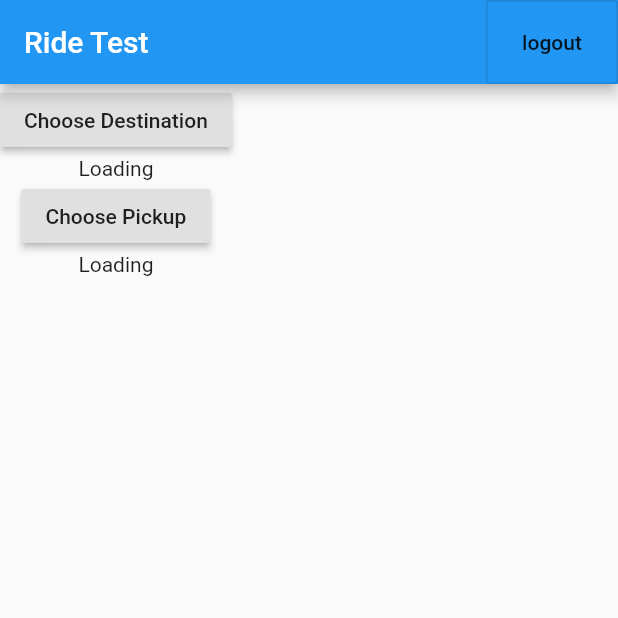
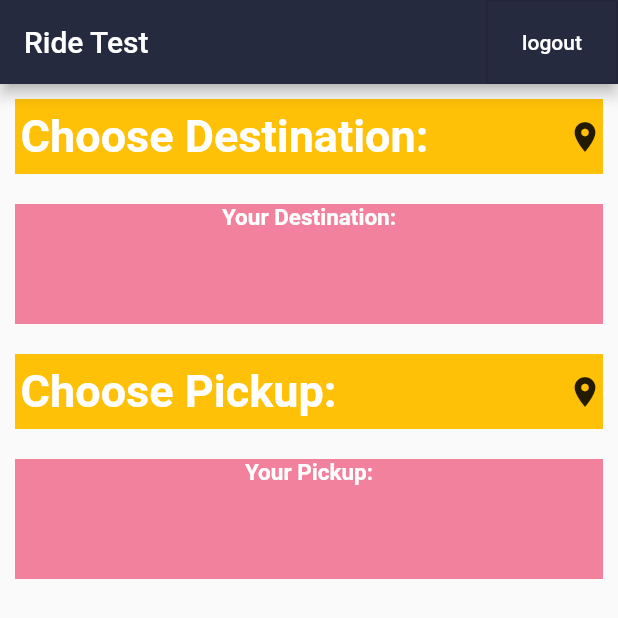
Before and after one commit to iamirzashowvik/rideTest, a Flutter app: the screen it shows after launch, on a phone screen of 412 x 824 dp. Shown: the top 618 px of the screen. Run offline on Flutter 3.47's test engine with Material 2 defaults, Android fonts, the phone set to English and light mode, and no system bars; our stand-ins replace cloud_firestore, firebase_auth, flutter_spinkit, google_maps_flutter, google_sign_in; missing offline and left inert: ansicolor, flutter_facebook_login, google_map_location_picker; accounts and stored records are empty; statements that could not run were skipped.

Commit message:
updated ui & fix potrait

```diff
--- a/lib/homepage.dart
+++ b/lib/homepage.dart
@@ -1,6 +1,6 @@
 import 'package:firebase_auth/firebase_auth.dart';
+import 'package:flutter/cupertino.dart';
 import 'package:flutter/material.dart';
-
 import 'package:google_map_location_picker/google_map_location_picker.dart';
 import 'package:ansicolor/ansicolor.dart';
 import 'package:google_maps_flutter/google_maps_flutter.dart';
@@ -20,13 +20,19 @@ class _HomepageState extends State<Homepage> {
   @override
   Widget build(BuildContext context) {
     AnsiPen pen = new AnsiPen()..red(bold: true);
-    return Scaffold(
+    return SafeArea(
+      child: Scaffold(
         appBar: AppBar(
+          backgroundColor: Color(0xFF252A3E),
           title: Text('Ride Test'),
           actions: <Widget>[
             OutlineButton(
-              color: Colors.red,
-              child: Text('logout'),
+                child: Text(
+                  'logout',
+                  style: TextStyle(
+                    color: Colors.white,
+                  ),
+                ),
                 onPressed: () async {
                   await FirebaseAuth.instance.signOut();
                   Navigator.pushNamed(context, 'login');
@@ -34,9 +40,10 @@ class _HomepageState extends State<Homepage> {
           ],
         ),
         body: Column(
+          crossAxisAlignment: CrossAxisAlignment.stretch,
           children: <Widget>[
-          RaisedButton(
-            onPressed: () async {
+            GestureDetector(
+              onTap: () async {
                 LocationResult result = await showLocationPicker(
                   context,
                   'AIzaSyCQ1aK9rg9URNvFWIe0wlZlko1C52uTexs',
@@ -44,38 +51,123 @@ class _HomepageState extends State<Homepage> {
                   automaticallyAnimateToCurrentLocation: false,
 //                      mapStylePath: 'assets/mapStyle.json',
                   myLocationButtonEnabled: true,
-                layersButtonEnabled: true,
+                  layersButtonEnabled: false,
 //                      resultCardAlignment: Alignment.bottomCenter,
                 );
 
                 setState(() => _pickedLocation1 = result);
               },
-            child: Text('Choose Destination'),
+              child: Container(
+                margin: EdgeInsets.all(10),
+                height: 50,
+                color: Colors.amber,
+                child: Row(
+                  mainAxisAlignment: MainAxisAlignment.spaceBetween,
+                  children: <Widget>[
+                    Text(
+                      'Choose Destination: ',
+                      style: TextStyle(
+                        color: Colors.white,
+                        fontSize: 30,
+                        fontWeight: FontWeight.bold,
                       ),
-          _pickedLocation1 != null
-              ? Text('Your Destination: ${_pickedLocation1.address}')
-              : Text("Loading"),
-          RaisedButton(
-            onPressed: () async {
+                      textAlign: TextAlign.center,
+                    ),
+                    Icon(
+                      Icons.location_on,
+                    )
+                  ],
+                ),
+              ),
+            ),
+            Container(
+              margin: EdgeInsets.all(10),
+              height: 80,
+              color: Color(0xFFF2819D),
+              child: _pickedLocation1 != null
+                  ? Text(
+                      'Your Destination: ${_pickedLocation1.address}',
+                      style: TextStyle(
+                        color: Colors.white,
+                        fontSize: 15,
+                        fontWeight: FontWeight.bold,
+                      ),
+                      textAlign: TextAlign.center,
+                    )
+                  : Text(
+                      'Your Destination: ',
+                      style: TextStyle(
+                        color: Colors.white,
+                        fontSize: 15,
+                        fontWeight: FontWeight.bold,
+                      ),
+                      textAlign: TextAlign.center,
+                    ),
+            ),
+            GestureDetector(
+              onTap: () async {
                 LocationResult result = await showLocationPicker(
                   context,
                   'AIzaSyCQ1aK9rg9URNvFWIe0wlZlko1C52uTexs',
-                initialCenter: LatLng(31.1975844, 29.9598339),
-//                      automaticallyAnimateToCurrentLocation: true,
+                  initialCenter: LatLng(23.738315, 90.396044),
+                  automaticallyAnimateToCurrentLocation: true,
 //                      mapStylePath: 'assets/mapStyle.json',
                   myLocationButtonEnabled: true,
-                layersButtonEnabled: true,
+                  layersButtonEnabled: false,
 //                      resultCardAlignment: Alignment.bottomCenter,
                 );
 
                 setState(() => _pickedLocation2 = result);
               },
-            child: Text('Choose Pickup'),
+              child: Container(
+                margin: EdgeInsets.all(10),
+                height: 50,
+                color: Colors.amber,
+                child: Row(
+                  mainAxisAlignment: MainAxisAlignment.spaceBetween,
+                  children: <Widget>[
+                    Text(
+                      'Choose Pickup: ',
+                      style: TextStyle(
+                        color: Colors.white,
+                        fontSize: 30,
+                        fontWeight: FontWeight.bold,
                       ),
-          _pickedLocation2 != null
-              ? Text('Your Pickup: ${_pickedLocation2.address}')
-              : Text("Loading"),
+                      textAlign: TextAlign.center,
+                    ),
+                    Icon(
+                      Icons.location_on,
+                    )
                   ],
+                ),
+              ),
+            ),
+            Container(
+              margin: EdgeInsets.all(10),
+              height: 80,
+              color: Color(0xFFF2819D),
+              child: _pickedLocation2 != null
+                  ? Text(
+                      'Your Pickup: ${_pickedLocation2.address}',
+                      style: TextStyle(
+                        color: Colors.white,
+                        fontSize: 15,
+                        fontWeight: FontWeight.bold,
+                      ),
+                      textAlign: TextAlign.center,
+                    )
+                  : Text(
+                      'Your Pickup: ',
+                      style: TextStyle(
+                        color: Colors.white,
+                        fontSize: 15,
+                        fontWeight: FontWeight.bold,
+                      ),
+                      textAlign: TextAlign.center,
+                    ),
+            ),
+          ],
+        ),
       ),
     );
   }
--- a/lib/main.dart
+++ b/lib/main.dart
@@ -5,7 +5,7 @@ import 'homepage.dart';
 import 'loading_screen.dart';
 import 'package:flutter_localizations/flutter_localizations.dart';
 import 'generated/i18n.dart';
-
+import 'package:flutter/services.dart';
 import 'package:google_map_location_picker/generated/i18n.dart'
     as location_picker;
 
@@ -17,6 +17,10 @@ class MyApp extends StatelessWidget {
   // This widget is the root of your application.
   @override
   Widget build(BuildContext context) {
+    SystemChrome.setPreferredOrientations([
+      DeviceOrientation.portraitUp,
+      DeviceOrientation.portraitDown,
+    ]);
     return MaterialApp(
       localizationsDelegates: const [
         location_picker.S.delegate,
```
Lines whose indentation alone changed are shown as unchanged.
